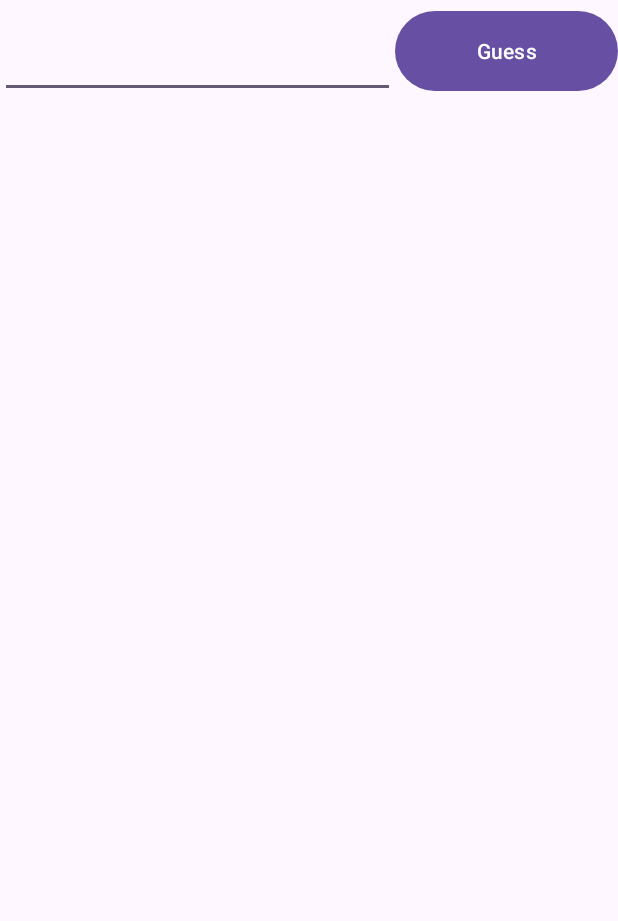
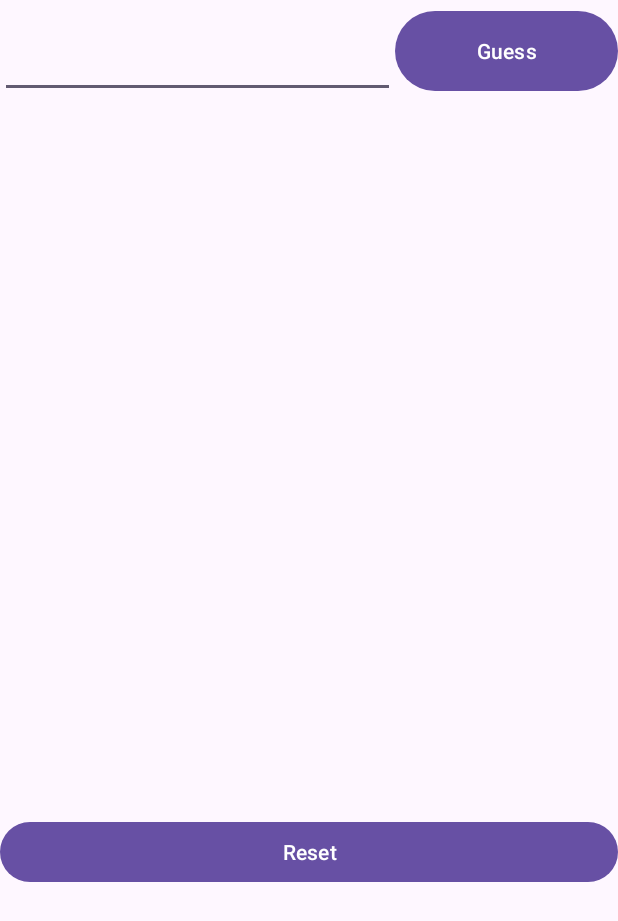
Before and after one commit to DmytroKotenko24/SegundaApp, an Android app: the screen it shows after launch (MainActivity), on a phone screen of 412 x 824 dp. Shown: the top 921 px of the screen. Run offline under Robolectric (Android 15) with nearby library versions, the phone set to English and light mode, and no system bars.

Commit message:
reset button a funcionar

```diff
--- a/app/src/main/res/layout/activity_main.xml
+++ b/app/src/main/res/layout/activity_main.xml
@@ -39,8 +39,8 @@
     <LinearLayout
         android:layout_width="match_parent"
         android:layout_height="match_parent"
-        android:orientation="vertical"
-        android:gravity="center">
+        android:gravity="center"
+        android:orientation="vertical">
 
         <TextView
             android:id="@+id/textViewResultado"
@@ -63,6 +63,18 @@
             android:textAlignment="center"
             android:textSize="18sp"
             android:textStyle="bold" />
+
+        <Space
+            android:layout_width="match_parent"
+            android:layout_height="100sp" />
+
+        <Button
+            android:id="@+id/btnReiniciar"
+            android:layout_width="match_parent"
+            android:layout_height="wrap_content"
+            android:onClick="onClickReinicia"
+            android:text="@string/btnReiniciar" />
+
     </LinearLayout>
 
 </LinearLayout>
--- a/app/src/main/res/values/strings.xml
+++ b/app/src/main/res/values/strings.xml
@@ -7,4 +7,5 @@
     <string name="txtValorAbaixo">Bellow value</string>
     <string name="txtValorAcima">Above value</string>
     <string name="txtSemTentativas">No attemps left!</string>
+    <string name="btnReiniciar">Reset</string>
 </resources>
```
Also changed, not shown: app/src/main/java/ipleiria/eec/pdm/MainActivity.java (+10 -0 lines), 1 other file.
